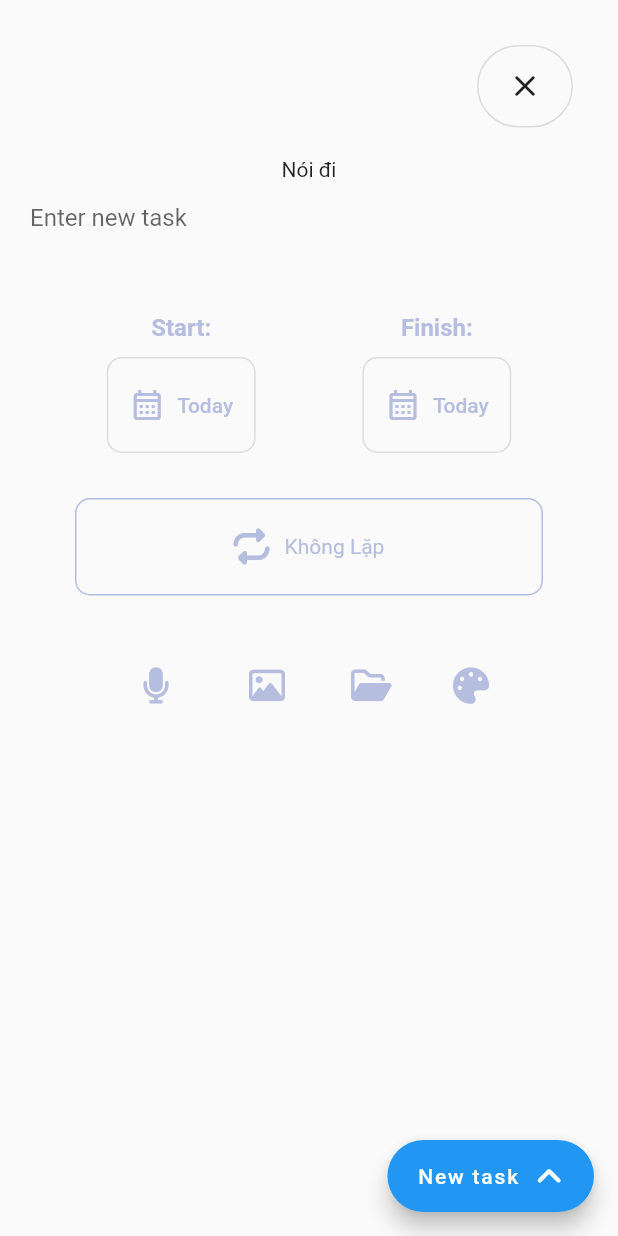
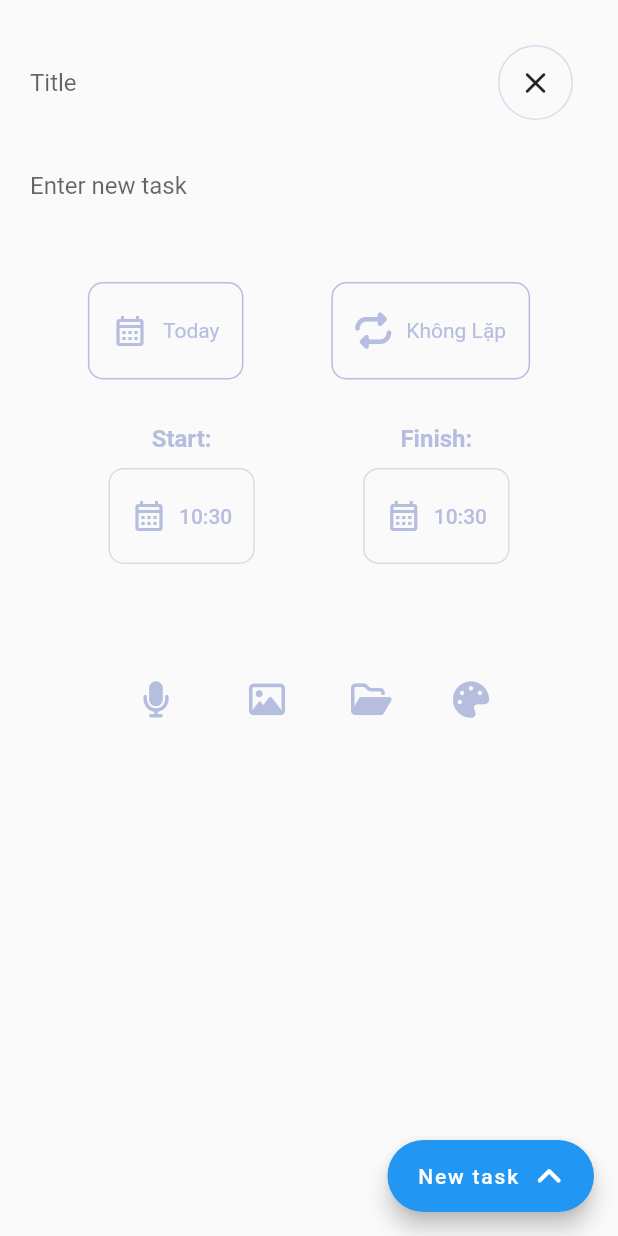
Before and after one commit to ngoctienUIT/TodoApp, a Flutter app: the screen it shows after launch, after a tap on the "add" icon, on a phone screen of 412 x 824 dp. Run offline on Flutter 3.47's test engine with Material 2 defaults, Android fonts, the phone set to English and light mode, and no system bars; drawn by our look-alikes of avatar_glow; our stand-ins replace cloud_firestore, date_picker_timeline, file_picker, firebase_auth, firebase_core, firebase_storage and 12 more; missing offline and left inert: workmanager; accounts and stored records are empty.

Commit message:
update UI and function
Lại một lần nữa thay đổi UI và chức năng! thế là phải sửa lại cấu trúc code sml :v:

```diff
--- a/lib/model/todo.dart
+++ b/lib/model/todo.dart
@@ -1,11 +1,14 @@
 import 'package:flutter/material.dart';
 import 'package:intl/intl.dart';
+import 'package:todo_app/page/handle_todo/pick_function.dart';
 
 class Todo {
   String id;
+  String title;
   String content;
-  DateTime startTime;
-  DateTime finishTime;
+  DateTime date;
+  TimeOfDay startTime;
+  TimeOfDay finishTime;
   int repeat;
   bool status;
   Color color;
@@ -14,7 +17,9 @@ class Todo {
 
   Todo(
       {required this.id,
+      required this.title,
       required this.content,
+      required this.date,
       required this.startTime,
       required this.finishTime,
       this.color = Colors.white,
@@ -25,6 +30,7 @@ class Todo {
 
   Map<String, dynamic> toMap() => {
         "id": id,
+        "title": title,
         "content": content,
         "repeat": repeat,
         "startTime": startTime,
@@ -37,10 +43,12 @@ class Todo {
 
   Map<String, dynamic> toMapSQL() => {
         "id": id,
+        "title": title,
         "content": content,
         "repeat": repeat,
-        "startTime": DateFormat("dd/MM/yyyy").format(startTime),
-        "finishTime": DateFormat("dd/MM/yyyy").format(finishTime),
+        "date": DateFormat("dd/MM/yyyy").format(date),
+        "startTime": timeOfDateToString(startTime),
+        "finishTime": timeOfDateToString(finishTime),
         "status": status,
         "color": color.value
       };
@@ -48,10 +56,12 @@ class Todo {
   factory Todo.fromMapSQL(Map<String, dynamic> data) {
     return Todo(
       id: data["id"],
+      title: data["title"],
       content: data["content"],
       repeat: data["repeat"],
-      startTime: DateFormat("dd/MM/yyyy").parse(data["startTime"]),
-      finishTime: DateFormat("dd/MM/yyyy").parse(data["finishTime"]),
+      date: DateFormat("dd/MM/yyyy").parse(data["date"]),
+      startTime: stringToTimeOfDate(data["startTime"]),
+      finishTime: stringToTimeOfDate(data["finishTime"]),
       status: data["status"] == 0 ? false : true,
       color: Color(data["color"]),
     );
--- a/lib/model/todo_database.dart
+++ b/lib/model/todo_database.dart
@@ -3,6 +3,7 @@ import 'package:path/path.dart';
 import 'package:sqflite/sqflite.dart';
 import 'package:todo_app/model/data_sql.dart';
 import 'package:todo_app/model/todo.dart';
+import 'package:todo_app/page/handle_todo/pick_function.dart';
 import 'package:uuid/uuid.dart';
 
 class TodoDatabase {
@@ -11,7 +12,7 @@ class TodoDatabase {
       join(await getDatabasesPath(), 'todo.db'),
       onCreate: (database, version) async {
         database.execute(
-            "create table Todo (id text, content text, repeat integer, startTime text, finishTime text, status bool, color integer)");
+            "create table Todo (id text, title text, content text, repeat integer, date text, startTime text, finishTime text, status bool, color integer)");
 
         database
             .execute("create table Image (id text, idTodo text, link text)");
@@ -65,12 +66,15 @@ class TodoDatabase {
     final db = await initializeDB();
     int updateCount = await db.rawUpdate('''
     UPDATE Todo
-    SET content = ?, status = ? , startTime = ?, finishTime = ?, color = ?, repeat = ?
+    SET title = ?, content = ?, status = ?, date = ?, startTime = ?, finishTime = ?, color = ?, repeat = ?
     WHERE id = ?''', [
       todo.content,
       todo.status,
-      DateFormat("dd/MM/yyyy").format(todo.startTime),
-      DateFormat("dd/MM/yyyy").format(todo.finishTime),
+      DateFormat("dd/MM/yyyy").format(todo.date),
+      todo.startTime.toString(),
+      todo.finishTime.toString(),
+      timeOfDateToString(todo.startTime),
+      timeOfDateToString(todo.finishTime),
       todo.color.value,
       todo.repeat,
       todo.id
--- a/lib/page/handle_todo/new_todo_page.dart
+++ b/lib/page/handle_todo/new_todo_page.dart
@@ -19,24 +19,30 @@ class NewTodoPage extends StatefulWidget {
 }
 
 class _NewTodoPageState extends State<NewTodoPage> {
-  final TextEditingController _controller = TextEditingController();
-  List<String> images = [];
-  List<String> files = [];
-  late DateTime startTime;
-  late DateTime finishTime;
+  final TextEditingController _contentController = TextEditingController();
+  final TextEditingController _titleController = TextEditingController();
+  late Todo todo;
   SpeechToText speechToText = SpeechToText();
   String lastWords = "Nói đi";
   bool isListening = false;
-  int repeat = 0;
-  late Todo todo;
-  late Color color;
 
   @override
   void initState() {
     super.initState();
-    startTime = DateTime.now();
-    finishTime = DateTime.now();
-    color = Colors.white;
+    todo = Todo(
+        id: const Uuid().v1(),
+        title: "",
+        content: "",
+        date: DateTime.now(),
+        startTime: TimeOfDay.now(),
+        finishTime: TimeOfDay.now(),
+        color: Colors.white);
+    _titleController.addListener(() {
+      todo.title = _titleController.text;
+    });
+    _contentController.addListener(() {
+      todo.content = _contentController.text;
+    });
   }
 
   @override
@@ -45,17 +51,7 @@ class _NewTodoPageState extends State<NewTodoPage> {
       floatingActionButton: FloatingActionButton.extended(
         onPressed: () async {
           BlocProvider.of<TodoBloc>(context).add(
-            AddEvent(
-              todo: Todo(
-                  id: const Uuid().v1(),
-                  content: _controller.text,
-                  startTime: startTime,
-                  finishTime: finishTime,
-                  repeat: repeat,
-                  images: images,
-                  color: color,
-                  files: files),
-            ),
+            AddEvent(todo: todo),
           );
           Navigator.pop(context);
         },
@@ -78,28 +74,45 @@ class _NewTodoPageState extends State<NewTodoPage> {
               Row(
                 mainAxisAlignment: MainAxisAlignment.end,
                 children: [
-                  OutlinedButton(
-                    onPressed: () {
+                  Expanded(
+                    child: Padding(
+                      padding: const EdgeInsets.symmetric(horizontal: 20),
+                      child: TextField(
+                        controller: _titleController,
+                        decoration: const InputDecoration(
+                          border: InputBorder.none,
+                          labelStyle: TextStyle(fontSize: 16),
+                          hintStyle: TextStyle(fontSize: 16),
+                          hintText: 'Title',
+                        ),
+                        maxLines: 1,
+                        keyboardType: TextInputType.multiline,
+                      ),
+                    ),
+                  ),
+                  InkWell(
+                    onTap: () {
                       Navigator.pop(context);
                     },
-                    style: OutlinedButton.styleFrom(
-                      primary: Colors.black87,
-                      fixedSize: const Size(55, 55),
-                      shape: const RoundedRectangleBorder(
-                        borderRadius: BorderRadius.all(Radius.circular(90)),
-                      ),
+                    child: Container(
+                      width: 50,
+                      height: 50,
+                      decoration: BoxDecoration(
+                          border: Border.all(
+                            color: const Color.fromRGBO(182, 190, 224, 0.5),
+                          ),
+                          borderRadius: BorderRadius.circular(90)),
+                      child: const Icon(Icons.close_rounded),
                     ),
-                    child: const Icon(Icons.close_rounded),
                   ),
                   const SizedBox(width: 30),
                 ],
               ),
               const SizedBox(height: 20),
-              Text(lastWords),
               Padding(
                 padding: const EdgeInsets.symmetric(horizontal: 20),
                 child: TextField(
-                  controller: _controller,
+                  controller: _contentController,
                   decoration: const InputDecoration(
                     border: InputBorder.none,
                     labelStyle: TextStyle(fontSize: 16),
@@ -110,36 +123,40 @@ class _NewTodoPageState extends State<NewTodoPage> {
                   keyboardType: TextInputType.multiline,
                 ),
               ),
-              if (images.isNotEmpty) fileListWidget(images),
+              if (todo.images.isNotEmpty) fileListWidget(todo.images),
               const SizedBox(height: 20),
-              if (files.isNotEmpty) imageListWidget(files),
+              if (todo.files.isNotEmpty) imageListWidget(todo.files),
               const SizedBox(height: 20),
               pickTimeWidget(
                 context,
-                startTime: startTime,
-                finishTime: finishTime,
-                getStartTime: (date) => setState(() {
-                  startTime = date;
+                dateTime: todo.date,
+                startTime: todo.startTime,
+                finishTime: todo.finishTime,
+                getDate: (date) => setState(() {
+                  todo.date = date;
                 }),
-                getFinishTime: (date) => setState(() {
-                  finishTime = date;
+                getStartTime: (time) => setState(() {
+                  todo.startTime = time;
+                }),
+                getFinishTime: (time) => setState(() {
+                  todo.finishTime = time;
                 }),
                 getID: (id) => setState(() {
-                  repeat = id;
+                  todo.repeat = id;
                 }),
-                id: repeat,
+                id: todo.repeat,
               ),
               const SizedBox(height: 30),
               AddFileWidget(
                 getImage: (list) => setState(() {
-                  images.addAll(list);
+                  todo.images.addAll(list);
                 }),
                 getFile: (list) => setState(() {
-                  files.addAll(list);
+                  todo.files.addAll(list);
                 }),
                 getColor: (color) {
                   setState(() {
-                    this.color = color;
+                    todo.color = color;
                   });
                 },
               ),
--- a/lib/page/handle_todo/pick_function.dart
+++ b/lib/page/handle_todo/pick_function.dart
@@ -25,9 +25,42 @@ Future<List<String>> pickImage() async {
 }
 
 Future<DateTime?> pickDate(BuildContext context,
-        {required DateTime initDate, DateTime? firstDate}) =>
+        {required DateTime initDate}) =>
     showDatePicker(
-        context: context,
-        initialDate: initDate,
-        firstDate: firstDate ?? DateTime.now(),
-        lastDate: DateTime(2100));
+      context: context,
+      initialDate: initDate,
+      firstDate: DateTime.now(),
+      lastDate: DateTime(2100),
+    );
+
+Future<TimeOfDay?> pickTime(BuildContext context) => showTimePicker(
+      context: context,
+      initialTime: TimeOfDay.now(),
+      builder: (context, child) {
+        return MediaQuery(
+          data: MediaQuery.of(context).copyWith(alwaysUse24HourFormat: true),
+          child: child!,
+        );
+      },
+    );
+
+String timeOfDateToString(TimeOfDay time) {
+  String timeString = "";
+  if (time.hour < 10) {
+    timeString += "0${time.hour}:";
+  } else {
+    timeString += "${time.hour}:";
+  }
+  if (time.minute < 10) {
+    timeString += "0${time.minute}";
+  } else {
+    timeString += "${time.minute}";
+  }
+  return timeString;
+}
+
+TimeOfDay stringToTimeOfDate(String time) {
+  int hour = int.parse(time.substring(0, 2));
+  int minute = int.parse(time.substring(3, 5));
+  return TimeOfDay(hour: hour, minute: minute);
+}
--- a/lib/page/handle_todo/widget/custom_popup_menu.dart
+++ b/lib/page/handle_todo/widget/custom_popup_menu.dart
@@ -9,9 +9,7 @@ Widget customPopupMenu(Function(int) action, int index) {
     "Mỗi Ngày",
     "Mỗi Tuần"
   ];
-  return Padding(
-    padding: const EdgeInsets.symmetric(horizontal: 50),
-    child: PopupMenuButton(
+  return PopupMenuButton(
     shape: RoundedRectangleBorder(borderRadius: BorderRadius.circular(10)),
     offset: const Offset(5, 0),
     position: PopupMenuPosition.under,
@@ -43,6 +41,7 @@ Widget customPopupMenu(Function(int) action, int index) {
           child: const Text("Mỗi Tuần")),
     ],
     child: Container(
+      padding: const EdgeInsets.all(15),
       height: 65,
       decoration: BoxDecoration(
         color: Colors.transparent,
@@ -62,6 +61,5 @@ Widget customPopupMenu(Function(int) action, int index) {
         ],
       ),
     ),
-    ),
   );
 }
--- a/lib/page/handle_todo/widget/pick_time_widget.dart
+++ b/lib/page/handle_todo/widget/pick_time_widget.dart
@@ -4,14 +4,60 @@ import 'package:todo_app/page/handle_todo/pick_function.dart';
 import 'package:todo_app/page/handle_todo/widget/custom_popup_menu.dart';
 
 Widget pickTimeWidget(BuildContext context,
-    {required Function(DateTime dateTime) getStartTime,
-    required Function(DateTime dateTime) getFinishTime,
+    {required Function(TimeOfDay dateTime) getStartTime,
+    required Function(TimeOfDay dateTime) getFinishTime,
     required Function(int id) getID,
-    required DateTime startTime,
-    required DateTime finishTime,
+    required Function(DateTime dateTime) getDate,
+    required TimeOfDay startTime,
+    required TimeOfDay finishTime,
+    required DateTime dateTime,
     int id = 0}) {
   return Column(
     children: [
+      Row(
+        children: [
+          const Spacer(),
+          InkWell(
+            onTap: () async {
+              var date = await pickDate(context, initDate: dateTime);
+              if (date != null) {
+                getDate(date);
+              }
+            },
+            child: Container(
+              height: 65,
+              padding: const EdgeInsets.all(15),
+              decoration: BoxDecoration(
+                color: Colors.transparent,
+                border:
+                    Border.all(color: const Color.fromRGBO(182, 190, 224, 1)),
+                borderRadius: const BorderRadius.all(Radius.circular(10)),
+              ),
+              child: Row(
+                mainAxisAlignment: MainAxisAlignment.center,
+                children: [
+                  const Icon(Icons.calendar_month_outlined,
+                      color: Color.fromRGBO(182, 190, 224, 1)),
+                  const SizedBox(width: 10),
+                  Text(
+                    dateTime.difference(DateTime.now()).inDays == 0
+                        ? "Today"
+                        : DateFormat("dd/MM/yyyy").format(dateTime),
+                    style: const TextStyle(
+                        color: Color.fromRGBO(182, 190, 224, 1)),
+                  )
+                ],
+              ),
+            ),
+          ),
+          const Spacer(),
+          customPopupMenu((id) {
+            getID(id);
+          }, id),
+          const Spacer(),
+        ],
+      ),
+      const SizedBox(height: 30),
       Row(
         children: [
           const Spacer(),
@@ -28,12 +74,9 @@ Widget pickTimeWidget(BuildContext context,
               const SizedBox(height: 10),
               OutlinedButton.icon(
                 onPressed: () async {
-                  var date = await pickDate(context, initDate: startTime);
-                  if (date != null) {
-                    getStartTime(date);
-                    if (date.difference(finishTime).inDays >= 0) {
-                      getFinishTime(date);
-                    }
+                  var time = await pickTime(context);
+                  if (time != null) {
+                    getStartTime(time);
                   }
                 },
                 style: OutlinedButton.styleFrom(
@@ -45,11 +88,7 @@ Widget pickTimeWidget(BuildContext context,
                   ),
                 ),
                 icon: const Icon(Icons.calendar_month_outlined),
-                label: Text(
-                  startTime.difference(DateTime.now()).inDays == 0
-                      ? "Today"
-                      : DateFormat("dd/MM/yyyy").format(startTime),
-                ),
+                label: Text(timeOfDateToString(startTime)),
               ),
             ],
           ),
@@ -67,10 +106,9 @@ Widget pickTimeWidget(BuildContext context,
               const SizedBox(height: 10),
               OutlinedButton.icon(
                 onPressed: () async {
-                  var date = await pickDate(context,
-                      initDate: finishTime, firstDate: startTime);
-                  if (date != null) {
-                    getFinishTime(date);
+                  var time = await pickTime(context);
+                  if (time != null) {
+                    getFinishTime(time);
                   }
                 },
                 style: OutlinedButton.styleFrom(
@@ -82,11 +120,7 @@ Widget pickTimeWidget(BuildContext context,
                   ),
                 ),
                 icon: const Icon(Icons.calendar_month_outlined),
-                label: Text(
-                  finishTime.difference(DateTime.now()).inDays == 0
-                      ? "Today"
-                      : DateFormat("dd/MM/yyyy").format(finishTime),
-                ),
+                label: Text(timeOfDateToString(finishTime)),
               ),
             ],
           ),
@@ -94,9 +128,6 @@ Widget pickTimeWidget(BuildContext context,
         ],
       ),
       const SizedBox(height: 30),
-      customPopupMenu((id) {
-        getID(id);
-      }, id),
     ],
   );
 }
--- a/lib/page/home/my_home.dart
+++ b/lib/page/home/my_home.dart
@@ -134,8 +134,7 @@ class _MyHomeState extends State<MyHome> {
                             return buildItem(snapshot.data!
                                 .where((element) =>
                                     !filter ||
-                                    checkDate(
-                                        element.startTime, element.finishTime))
+                                    checkDate(element.date, element.date))
                                 .toList());
                           }
 
@@ -148,8 +147,7 @@ class _MyHomeState extends State<MyHome> {
                     if (state is Success) {
                       return buildItem(state.list
                           .where((element) =>
-                              !filter ||
-                              checkDate(element.startTime, element.finishTime))
+                              !filter || checkDate(element.date, element.date))
                           .toList());
                     }
 
```
Also changed, not shown: lib/page/handle_todo/edit_todo_page.dart (+8 -4 lines). Lines whose indentation alone changed are shown as unchanged.
